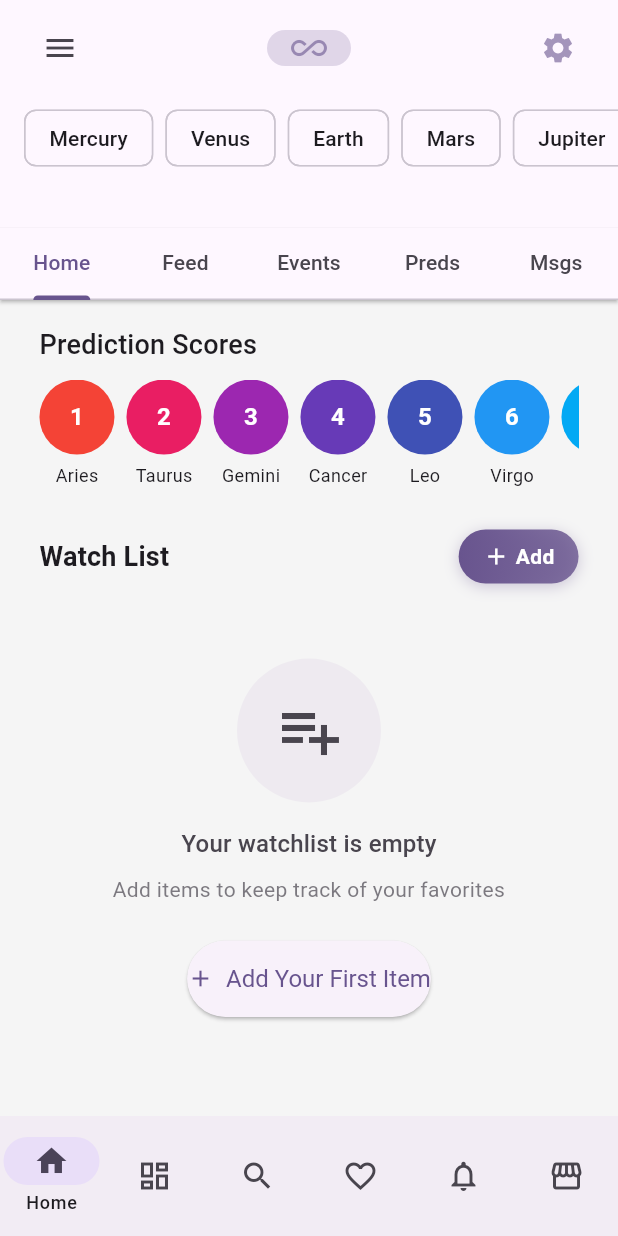
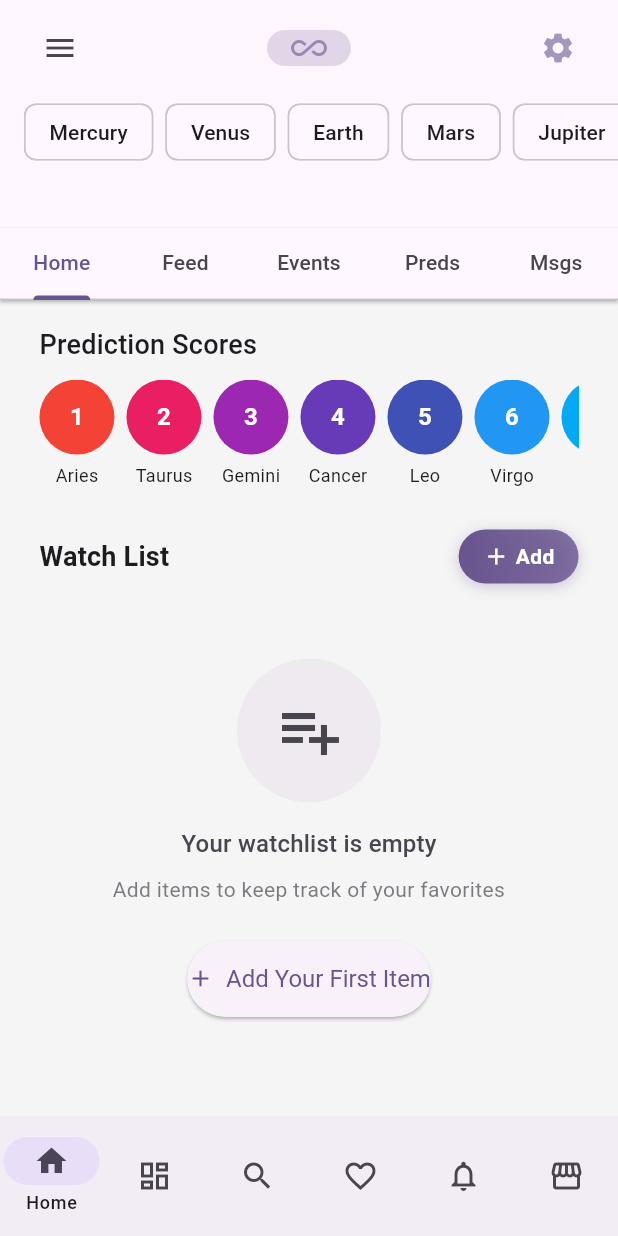
Before and after one commit to RoosterInc/StarChat, a Flutter app: the HomePage screen opened by its route, after a tap on the "menu" icon, after a tap on the "settings" icon, on a phone screen of 412 x 824 dp. Run offline on Flutter 3.47's test engine with Material 3 defaults, Android fonts, the phone set to English and light mode, and no system bars; our stand-ins replace appwrite, cached_network_image, connectivity_plus, email_validator, flutter_cache_manager, flutter_dotenv and 6 more; accounts and stored records are empty; network calls fail.

Commit message:
refactor ui spacing and lighten watchlist colors

```diff
--- a/lib/widgets/complete_enhanced_watchlist.dart
+++ b/lib/widgets/complete_enhanced_watchlist.dart
@@ -10,6 +10,11 @@ import 'package:flutter_dotenv/flutter_dotenv.dart';
 import 'package:shared_preferences/shared_preferences.dart';
 import 'package:logger/logger.dart';
 import '../controllers/auth_controller.dart';
+
+Color _lightenColor(Color color, [double amount = 0.3]) {
+  assert(amount >= 0 && amount <= 1);
+  return Color.lerp(color, Colors.white, amount)!;
+}
 
 // ============================================================================
 // DATA MODELS
@@ -232,14 +237,14 @@ class WatchlistController extends GetxController {
 
   // Available colors for new items
   static const List<Color> availableColors = [
-    Color(0xFFEC407A),
-    Color(0xFFAB47BC),
-    Color(0xFF42A5F5),
-    Color(0xFF66BB6A),
-    Color(0xFFFF7043),
-    Color(0xFF26A69A),
-    Color(0xFF5C6BC0),
-    Color(0xFFFFCA28),
+    Color(0xFFFFCDD2),
+    Color(0xFFE1BEE7),
+    Color(0xFFBBDEFB),
+    Color(0xFFC8E6C9),
+    Color(0xFFFFE0B2),
+    Color(0xFFB2DFDB),
+    Color(0xFFC5CAE9),
+    Color(0xFFFFF9C4),
   ];
 
   // Available icons for new items
@@ -686,8 +691,8 @@ class SwipeableWatchlistCard extends StatelessWidget {
       decoration: BoxDecoration(
         gradient: LinearGradient(
           colors: [
+            _lightenColor(item.color, 0.4),
             item.color,
-            item.color.withOpacity(0.8),
           ],
           begin: Alignment.topLeft,
           end: Alignment.bottomRight,
@@ -1342,7 +1347,10 @@ class EnhancedWatchlistWidget extends StatelessWidget {
               padding: const EdgeInsets.all(16),
               decoration: BoxDecoration(
                 gradient: LinearGradient(
-                  colors: [item.color, item.color.withOpacity(0.8)],
+                  colors: [
+                    _lightenColor(item.color, 0.4),
+                    item.color,
+                  ],
                 ),
                 shape: BoxShape.circle,
               ),
--- a/lib/widgets/sample_sliver_app_bar.dart
+++ b/lib/widgets/sample_sliver_app_bar.dart
@@ -23,7 +23,8 @@ class SampleSliverAppBar extends StatelessWidget {
     return SliverAppBar(
       pinned: true,
       expandedHeight: 200,
-      collapsedHeight: kToolbarHeight,
+      collapsedHeight: 0,
+      toolbarHeight: 0,
       automaticallyImplyLeading: false,
       bottom: PreferredSize(
         preferredSize: const Size.fromHeight(kToolbarHeight),
@@ -84,7 +85,7 @@ class SampleSliverAppBar extends StatelessWidget {
                     ],
                   ),
                 ),
-                const SizedBox(height: 8),
+                const SizedBox(height: 4),
                 SizedBox(
                   height: 56,
                   child: ListView.separated(
@@ -104,7 +105,7 @@ class SampleSliverAppBar extends StatelessWidget {
                     },
                   ),
                 ),
-                const SizedBox(height: 4),
+                const SizedBox(height: 2),
               ],
             ),
           ),
```
